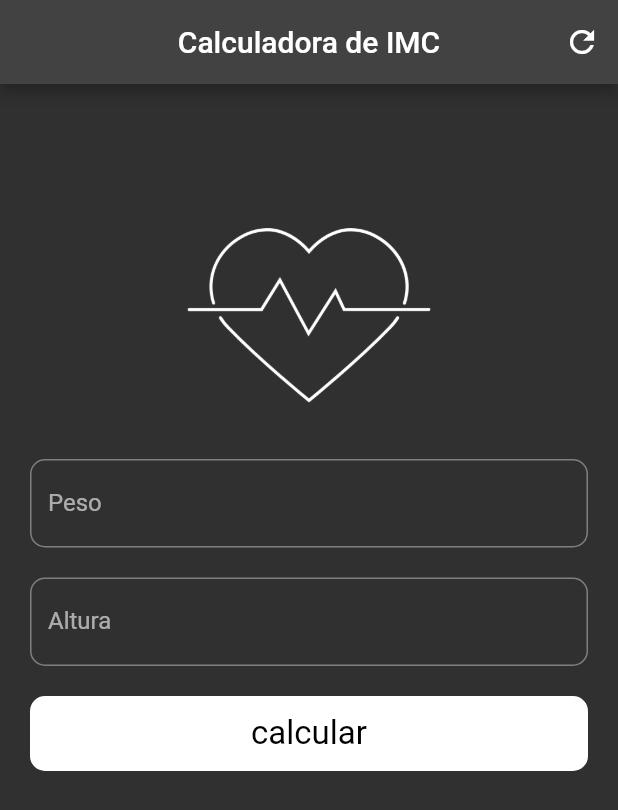
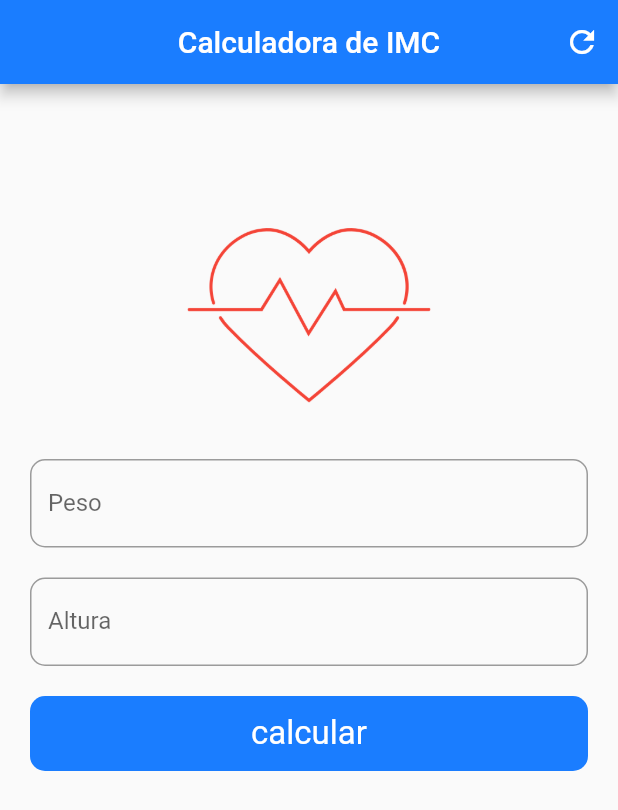
Before and after one commit to DevGomes78/FlutterIMC, a Flutter app: the screen it shows after launch, after a tap on the "refresh" icon, on a phone screen of 412 x 824 dp. Shown: the top 810 px of the screen. Run offline on Flutter 3.47's test engine with Material 2 defaults, Android fonts, the phone set to English and light mode, and no system bars.

```diff
--- a/lib/main.dart
+++ b/lib/main.dart
@@ -16,7 +16,7 @@ class MyApp extends StatelessWidget {
       debugShowCheckedModeBanner: false,
       title: 'Flutter Demo',
       theme: ThemeData(
-        brightness: Brightness.dark,
+        brightness: Brightness.light,
       ),
       home: const HomePage(),
     );
--- a/lib/pages/page_imc.dart
+++ b/lib/pages/page_imc.dart
@@ -19,10 +19,12 @@ class _PageImcState extends State<PageImc> {
   void _resetcampos() {
     pesoController.text = '';
     alturaController.text = '';
+    _infoText = '';
     setState(() {
       _formKey = GlobalKey<FormState>();
     });
   }
+
   void CalcImc() {
     setState(() {
       double peso = double.parse(pesoController.text);
@@ -42,15 +44,18 @@ class _PageImcState extends State<PageImc> {
         } else if (imc >= 40) {
           _infoText = "Obesidade grau III ${imc.toStringAsPrecision(3)}";
         }
-    });
+      }
+      );
     }
 
         @override
-  Widget build(BuildContext context) {
+        Widget build(BuildContext context)
+    {
       return Scaffold(
         appBar: AppBar(
           title: const Text('Calculadora de IMC'),
           centerTitle: true,
+          backgroundColor: Color(0xFFF1A7DFF),
           actions: [
             IconButton(
                 onPressed: _resetcampos,
@@ -72,7 +77,7 @@ class _PageImcState extends State<PageImc> {
                   height: 200,
                   child: Image.asset(
                     'images/coracao.png',
-                  color: Colors.white,
+                    color: Colors.red,
                   ),
                 ),
                 TextWidget(
@@ -109,7 +114,7 @@ class _PageImcState extends State<PageImc> {
                   _infoText,
                   style: const TextStyle(
                     fontSize: 22,
-                  color: Colors.white,
+                    color: Colors.black,
                   ),
                 ),
               ],
@@ -121,20 +126,20 @@ class _PageImcState extends State<PageImc> {
 
     buildGestureDetector() {
       return GestureDetector(
-      onTap:  CalcImc,
+        onTap: CalcImc,
         child: Container(
           alignment: Alignment.center,
           height: 50,
           width: double.infinity,
           decoration: BoxDecoration(
             borderRadius: BorderRadius.circular(10),
-          color: Colors.white,
+            color: Color(0xFFF1A7DFF),
           ),
           child: const Text(
             'calcular',
             style: TextStyle(
               fontSize: 22,
-            color: Colors.black,
+              color: Colors.white,
             ),
           ),
         ),
```
Lines whose indentation alone changed are shown as unchanged.
